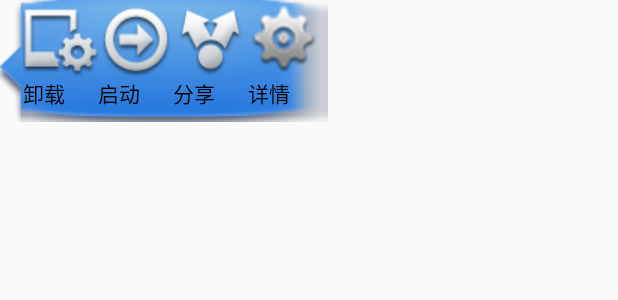
After one commit to qiangzhouliang/Mobilesafe, an Android app: the layout popu_window.xml on its own in the app's theme, with its tools: preview values and no code run, on a phone screen of 412 x 824 dp. The commit adds this screen. Shown: the top 300 px of the screen. Run offline under Robolectric (Android 15) with nearby library versions, the phone set to English and light mode, and no system bars.

Commit message:
popuWindow显示软件管理气泡 和三处隐藏气泡的操作 1 点击下一条目 2 滑动的时候 3 activity退出的时候

```diff
--- /dev/null
+++ b/app/src/main/res/layout/popu_window.xml
@@ -0,0 +1,64 @@
+<?xml version="1.0" encoding="utf-8"?>
+<LinearLayout xmlns:android="http://schemas.android.com/apk/res/android"
+    android:layout_width="wrap_content"
+    android:layout_height="wrap_content"
+    android:orientation="horizontal"
+    android:background="@drawable/local_popup_bg">
+    <LinearLayout
+        android:layout_width="wrap_content"
+        android:layout_height="wrap_content"
+        android:orientation="vertical">
+        <ImageView
+            android:layout_width="wrap_content"
+            android:layout_height="wrap_content"
+            android:src="@drawable/img1"/>
+        <TextView
+            android:layout_width="wrap_content"
+            android:layout_height="wrap_content"
+            android:text="卸载"
+            android:textColor="#000000"/>
+        </LinearLayout>
+        <LinearLayout
+            android:layout_width="wrap_content"
+            android:layout_height="wrap_content"
+            android:orientation="vertical">
+            <ImageView
+                android:layout_width="wrap_content"
+                android:layout_height="wrap_content"
+                android:src="@drawable/img2"/>
+            <TextView
+                android:layout_width="wrap_content"
+                android:layout_height="wrap_content"
+                android:text="启动"
+                android:textColor="#000000"/>
+    </LinearLayout>
+    <LinearLayout
+        android:layout_width="wrap_content"
+        android:layout_height="wrap_content"
+        android:orientation="vertical">
+        <ImageView
+            android:layout_width="wrap_content"
+            android:layout_height="wrap_content"
+            android:src="@drawable/img3"/>
+        <TextView
+            android:layout_width="wrap_content"
+            android:layout_height="wrap_content"
+            android:text="分享"
+            android:textColor="#000000"/>
+        </LinearLayout>
+    <LinearLayout
+        android:layout_width="wrap_content"
+        android:layout_height="wrap_content"
+        android:orientation="vertical">
+        <ImageView
+            android:layout_width="wrap_content"
+            android:layout_height="wrap_content"
+            android:src="@drawable/img4"/>
+        <TextView
+            android:layout_width="wrap_content"
+            android:layout_height="wrap_content"
+            android:text="详情"
+            android:textColor="#000000"/>
+        </LinearLayout>
+
+</LinearLayout>
```
Also changed, not shown: app/src/main/java/com/qzl/shoujiweishi/SoftManagerActivity.java (+71 -1 lines), app/src/main/res/drawable/img1.png (added), app/src/main/res/drawable/img2.png (added), app/src/main/res/drawable/img3.png (added), app/src/main/res/drawable/img4.png (added), app/src/main/res/drawable/local_popup_bg.9.png (added).
